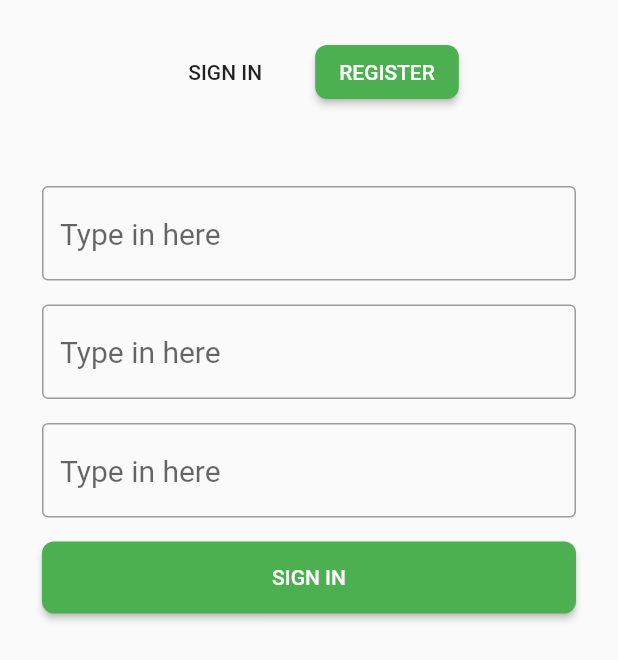
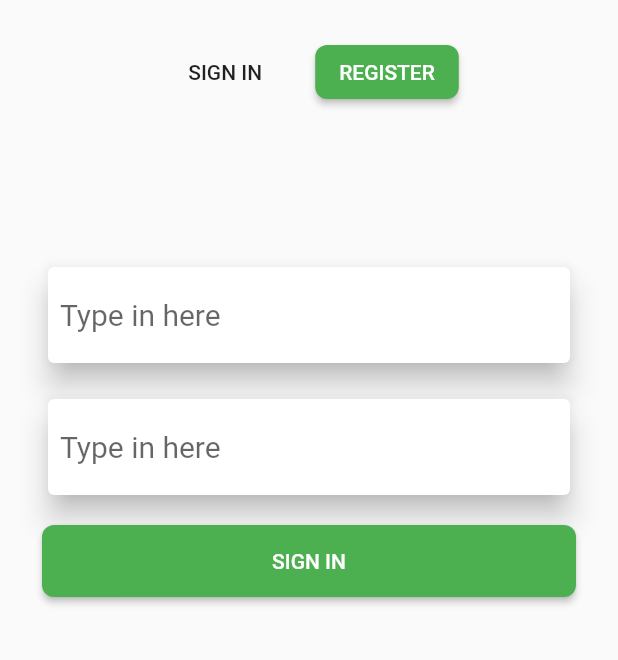
Before and after one commit to Fadhoo/Transport-App, a Flutter app: the screen it shows after launch, on a phone screen of 412 x 824 dp. Shown: the top 660 px of the screen. Run offline on Flutter 3.47's test engine with Material 2 defaults, Android fonts, the phone set to English and light mode, and no system bars.

Commit message:
first commit

```diff
--- a/lib/pages/login.dart
+++ b/lib/pages/login.dart
@@ -51,7 +51,10 @@ class _LoginContentState extends State<_LoginContent> {
                 margin: EdgeInsets.all(10.0),
                 padding: EdgeInsets.all(10.0),
 //              color: Colors.grey,
+                child: Padding(
+                  padding: EdgeInsets.only(top: 50),
                   child: signInForm(),
+                ),
               ),
             )
           ],
@@ -100,32 +103,33 @@ class _LoginContentState extends State<_LoginContent> {
         mainAxisAlignment: MainAxisAlignment.center,
         children: <Widget>[
           Padding(
+              padding: EdgeInsets.all(4),
+              child: Card(
+                  elevation: 8,
+                  margin: EdgeInsets.all(8),
+                  child: Padding(
                     padding: EdgeInsets.all(8),
                     child: TextFormField(
                       style: TextStyle(fontSize: 20.0),
                       textInputAction: TextInputAction.next,
                       decoration: InputDecoration(
-                  hintText: "Type in here", border: OutlineInputBorder()),
+                          hintText: "Type in here", border: InputBorder.none),
                     ),
-          ),
+                  ))),
           Padding(
+              padding: EdgeInsets.all(4),
+              child: Card(
+                  elevation: 8,
+                  margin: EdgeInsets.all(8),
+                  child: Padding(
                     padding: EdgeInsets.all(8),
                     child: TextFormField(
                       style: TextStyle(fontSize: 20.0),
                       textInputAction: TextInputAction.next,
                       decoration: InputDecoration(
-                  hintText: "Type in here", border: OutlineInputBorder()),
+                          hintText: "Type in here", border: InputBorder.none),
                     ),
-          ),
-          Padding(
-            padding: EdgeInsets.all(8),
-            child: TextFormField(
-              style: TextStyle(fontSize: 20.0),
-              textInputAction: TextInputAction.next,
-              decoration: InputDecoration(
-                  hintText: "Type in here", border: OutlineInputBorder()),
-            ),
-          ),
+                  ))),
           Padding(
             padding: EdgeInsets.all(8),
             child: SizedBox(
```
Lines whose indentation alone changed are shown as unchanged.
